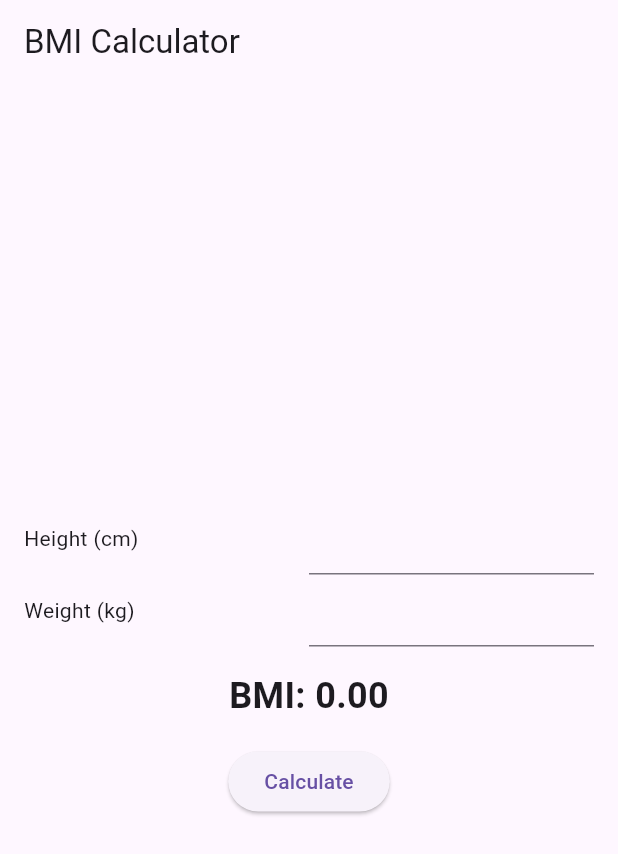
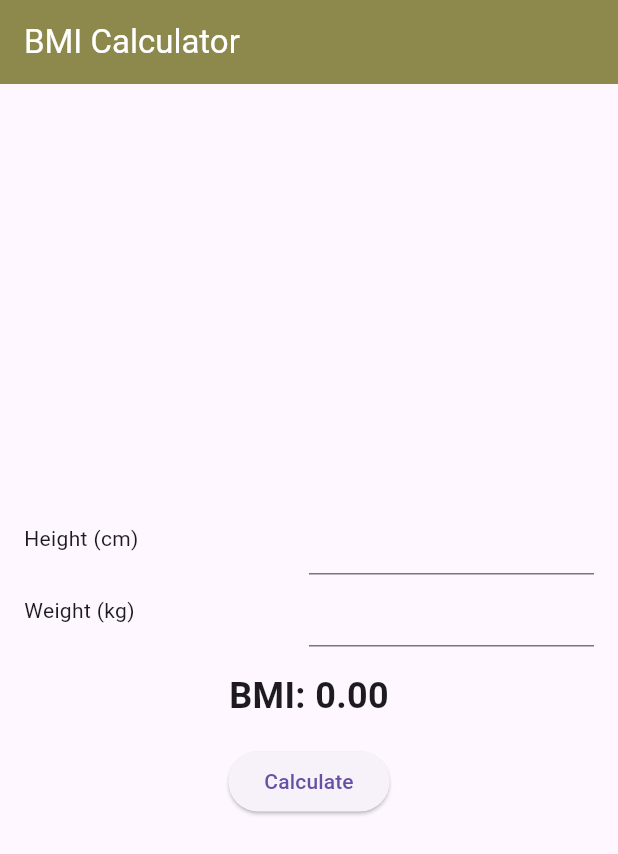
Before and after one commit to RaxoTheOne/bmi_calculator_app, a Flutter app: the screen it shows after launch, on a phone screen of 412 x 824 dp. Shown: the top 854 px of the screen. Run offline on Flutter 3.47's test engine with Material 3 defaults, Android fonts, the phone set to English and light mode, and no system bars.

Commit message:
changed the AppBar the color

```diff
--- a/lib/presentation/bmi_calculator_screen.dart
+++ b/lib/presentation/bmi_calculator_screen.dart
@@ -15,7 +15,10 @@ class _BMICalculatorScreenState extends State<BMICalculatorScreen> {
   Widget build(BuildContext context) {
     return Scaffold(
       appBar: AppBar(
-        title: Text('BMI Calculator'),
+        backgroundColor: Color.fromARGB(255, 141, 137, 77),
+        title: Text('BMI Calculator',
+        style: TextStyle(color: Colors.white,),
+       ),
       ),
       body: Center(
         child: Padding(
```
